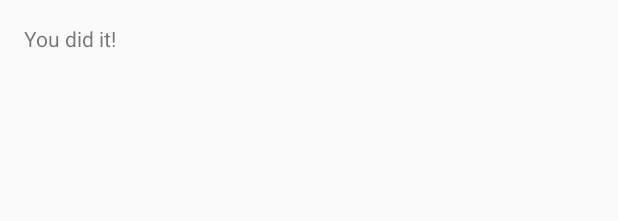
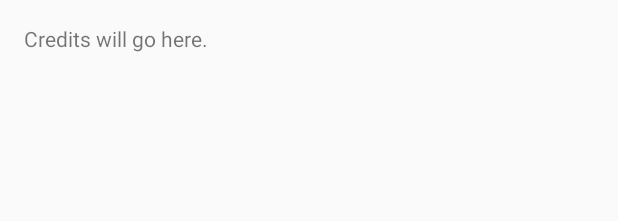
Before and after one commit to chicxulub/CS399-Anagrams, an Android app: the layout activity_about_nagaram.xml on its own in the app's theme, with its tools: preview values and no code run, on a phone screen of 412 x 824 dp. Shown: the top 221 px of the screen. Run offline under Robolectric (Android 15) with nearby library versions, the phone set to English and light mode, and no system bars.

Commit message:
Initial commit

```diff
--- a/app/src/main/java/chicxulub/nagaram/AboutNagaram.java
+++ b/app/src/main/java/chicxulub/nagaram/AboutNagaram.java
@@ -12,5 +12,4 @@ public class AboutNagaram extends AppCompatActivity {
         super.onCreate(savedInstanceState);
         setContentView(R.layout.activity_about_nagaram);
     }
-
 }
--- a/app/src/main/res/values/strings.xml
+++ b/app/src/main/res/values/strings.xml
@@ -2,7 +2,7 @@
     <string name="app_name">Nagaram</string>
 
     <string name="hello_world">Welcome!</string>
-    <string name="screen2">You did it!</string>
+    <string name="screen2">Credits will go here.</string>
     <string name="action_about">About</string>
     <string name="title_activity_about_nagaram">About Nagaram</string>
     <string name="action_settings">Settings</string>
```
Also changed, not shown: app/src/main/res/layout/activity_splash.xml (+4 -3 lines), 7 other files.
